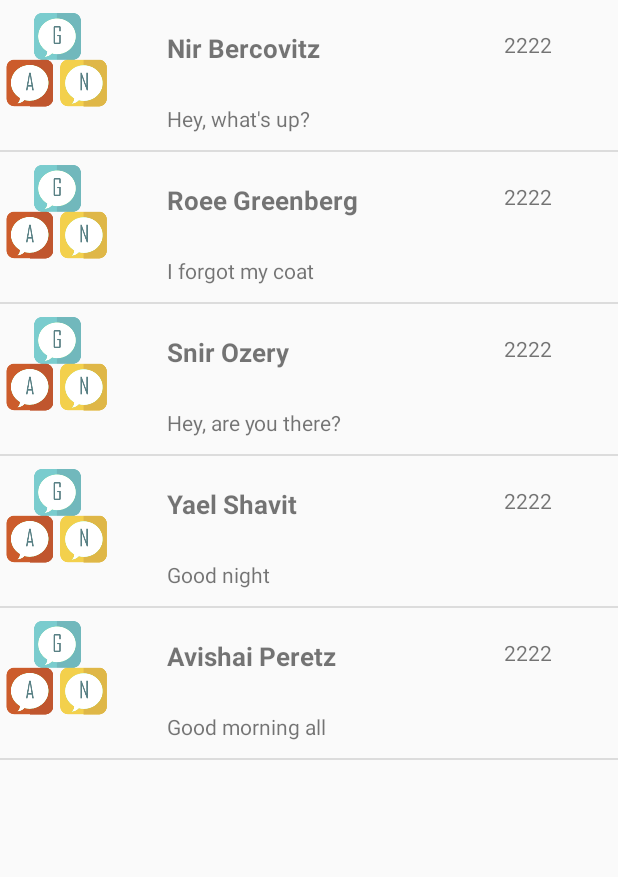
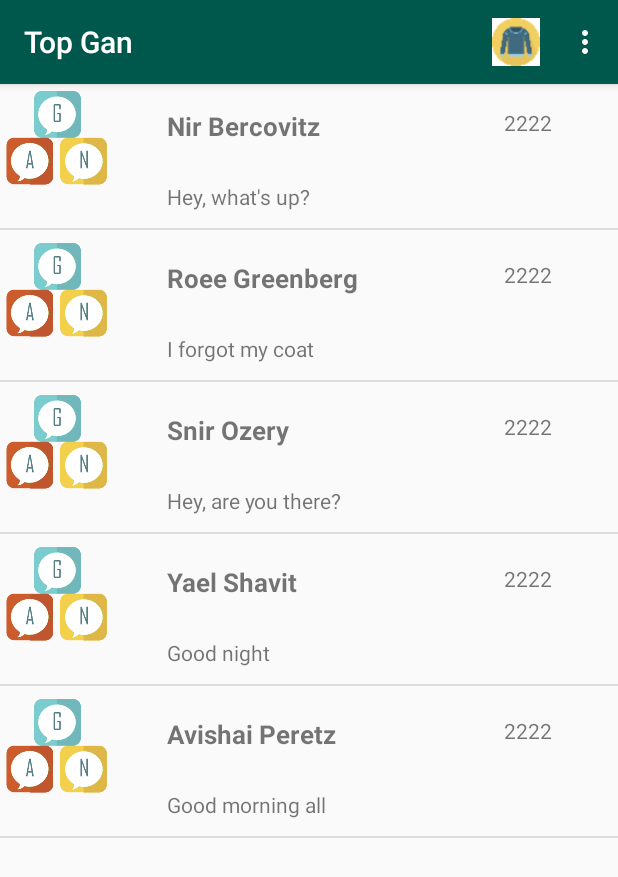
Before and after one commit to NirBercovic/TopGan, an Android app: the screen it shows after launch (MainScreenActivity), on a phone screen of 412 x 824 dp. Shown: the top 877 px of the screen. Run offline under Robolectric (Android 15) with nearby library versions, the phone set to English and light mode, and no system bars.

Commit message:
Adding custom toolbar

```diff
--- a/app/build.gradle
+++ b/app/build.gradle
@@ -40,6 +40,7 @@ dependencies {
 
     implementation 'com.android.support:multidex:1.0.3'
     implementation 'com.android.support:recyclerview-v7:28.0.0'
+    implementation 'com.android.support:design:28.0.0'
 }
 
 apply plugin: 'com.google.gms.google-services'
--- a/app/src/main/java/com/topgan/MainScreenActivity.java
+++ b/app/src/main/java/com/topgan/MainScreenActivity.java
@@ -1,12 +1,15 @@
 package com.topgan;
 
+import android.support.constraint.ConstraintLayout;
 import android.support.v7.app.AppCompatActivity;
 import android.os.Bundle;
 import android.support.v7.widget.DividerItemDecoration;
 import android.support.v7.widget.LinearLayoutManager;
 import android.support.v7.widget.RecyclerView;
-import android.widget.ListView;
-
+import android.support.v7.widget.Toolbar;
+import android.view.Menu;
+import android.view.MenuItem;
+import android.widget.Toast;
 import com.topgan.CommonData.MessageItem;
 import com.topgan.Database.DatabaseHandler;
 
@@ -19,10 +22,14 @@ public class MainScreenActivity extends AppCompatActivity {
     private RecyclerView    m_recyclerView;
     private RecyclerView.LayoutManager m_layoutManager;
 
+
     @Override
     protected void onCreate(Bundle savedInstanceState) {
         super.onCreate(savedInstanceState);
         setContentView(R.layout.activity_main_screen);
+
+        Toolbar m_mainToolbar = findViewById(R.id.main_toolbar);
+        setSupportActionBar(m_mainToolbar);
 
         m_recyclerView = findViewById(R.id.rv_messages);
         m_layoutManager = new LinearLayoutManager(this);
@@ -35,8 +42,31 @@ public class MainScreenActivity extends AppCompatActivity {
         //DatabaseHandler.getTest();
     }
 
+    @Override
+    public boolean onCreateOptionsMenu(Menu menu) {
+        getMenuInflater().inflate(R.menu.action_bar_menu, menu);
+        return true;
+    }
+
+    @Override
+    public boolean onOptionsItemSelected(MenuItem item) {
+
+        int itemId = item.getItemId();
+
+        switch (itemId)
+        {
+            case R.id.select_all:
+                Toast.makeText(this, "selectAll", Toast.LENGTH_SHORT).show();
+                break;
+
+            default:
+        }
+
+        return super.onOptionsItemSelected(item);
+    }
+
     private void fetchMessages() {
-        m_dataSources = loadMovies();
+        m_dataSources = loadMessages();
 
         if (m_dataSources != null) {
             if (m_adapter == null) {
@@ -48,7 +78,8 @@ public class MainScreenActivity extends AppCompatActivity {
         }
     }
 
-    private ArrayList<MessageItem> loadMovies() {
+
+    private ArrayList<MessageItem> loadMessages() {
 
         ArrayList<MessageItem> messages = new ArrayList<>(3);
 
--- a/app/src/main/java/com/topgan/MessageBaseAdapter.java
+++ b/app/src/main/java/com/topgan/MessageBaseAdapter.java
@@ -63,8 +63,7 @@ public class MessageBaseAdapter extends RecyclerView.Adapter<MessageBaseAdapter.
     }
 
     @Override
-    public void onLongClick(View view, int position) {
-    }
+    public void onLongClick(View view, int position) { }
 
     public class ViewHolder extends RecyclerView.ViewHolder implements View.OnClickListener, View.OnLongClickListener {
 
@@ -108,11 +107,6 @@ public class MessageBaseAdapter extends RecyclerView.Adapter<MessageBaseAdapter.
                 }
             });
 
-            /*if (!TextUtils.isEmpty(message.getSidePosterPath())) {
-                Picasso.get()
-                        .load(movie.getSidePosterPath())
-                        .into(m_image);
-            }*/
         }
 
         public void setItemClickListener(ItemClickListener onClickCallback) {
--- a/app/src/main/res/layout/activity_main_screen.xml
+++ b/app/src/main/res/layout/activity_main_screen.xml
@@ -7,12 +7,21 @@
     android:id="@+id/activity_main_view"
     xmlns:android="http://schemas.android.com/apk/res/android">
 
+    <include
+        android:id="@+id/toolbar"
+        layout="@layout/custom_toolbar"
+        app:layout_constraintEnd_toEndOf="parent"
+        app:layout_constraintStart_toStartOf="parent"
+        app:layout_constraintTop_toTopOf="parent" />
+
+
     <android.support.v7.widget.RecyclerView xmlns:android="http://schemas.android.com/apk/res/android"
         xmlns:app="http://schemas.android.com/apk/res-auto"
         android:id="@+id/rv_messages"
         android:layout_width="match_parent"
         android:layout_height="match_parent"
-        app:layout_constraintStart_toStartOf="parent"
-        app:layout_constraintTop_toTopOf="parent" />
+        android:layout_marginTop="52dp"
+        app:layout_constraintTop_toBottomOf="@+id/toolbar"
+        tools:layout_editor_absoluteX="0dp" />
 
 </android.support.constraint.ConstraintLayout>
--- /dev/null
+++ b/app/src/main/res/layout/custom_toolbar.xml
@@ -0,0 +1,18 @@
+<?xml version="1.0" encoding="utf-8"?>
+<android.support.design.widget.AppBarLayout xmlns:android="http://schemas.android.com/apk/res/android"
+    android:layout_width="match_parent"
+    android:layout_height="wrap_content">
+
+    <android.support.v7.widget.Toolbar xmlns:app="http://schemas.android.com/apk/res-auto"
+        android:id="@+id/main_toolbar"
+        android:layout_width="match_parent"
+        android:layout_height="wrap_content"
+        android:background="@color/colorPrimaryDark"
+        android:elevation="4dp"
+        android:text="@string/app_name"
+        android:theme="@style/ThemeOverlay.AppCompat.Dark.ActionBar"
+        app:popupTheme="@style/ThemeOverlay.AppCompat.Light">
+
+    </android.support.v7.widget.Toolbar>
+
+</android.support.design.widget.AppBarLayout>
--- /dev/null
+++ b/app/src/main/res/menu/action_bar_menu.xml
@@ -0,0 +1,12 @@
+<?xml version="1.0" encoding="utf-8"?>
+<menu xmlns:android="http://schemas.android.com/apk/res/android"
+    xmlns:app="http://schemas.android.com/apk/res-auto">
+
+    <item android:id="@+id/select_all" android:title="Select all"></item>
+    <item
+        android:id="@+id/miProfile"
+        android:icon="@drawable/reminder0"
+        app:showAsAction="ifRoom|withText"
+        android:title="Profile">
+    </item>
+</menu>
--- a/app/src/main/res/values/styles.xml
+++ b/app/src/main/res/values/styles.xml
@@ -6,6 +6,7 @@
         <item name="colorPrimary">@color/colorPrimary</item>
         <item name="colorPrimaryDark">@color/colorPrimaryDark</item>
         <item name="colorAccent">@color/colorAccent</item>
+
     </style>
 
 </resources>
```
Also changed, not shown: app/src/main/res/drawable/reminder_action_bar_icon.png (added).
